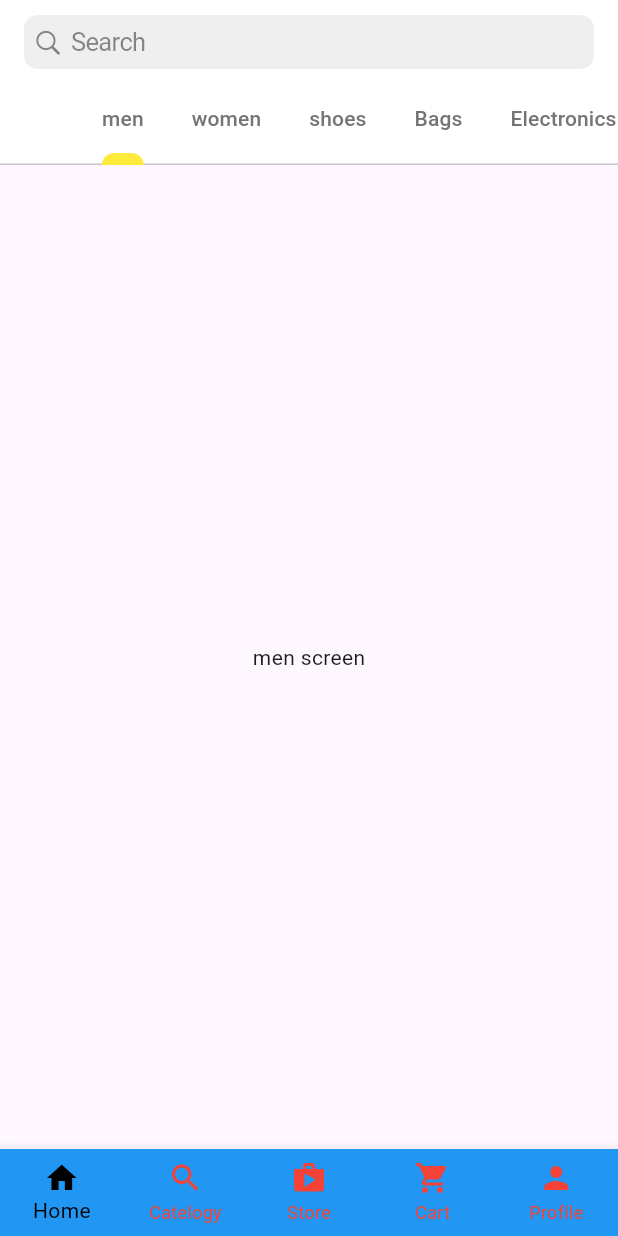
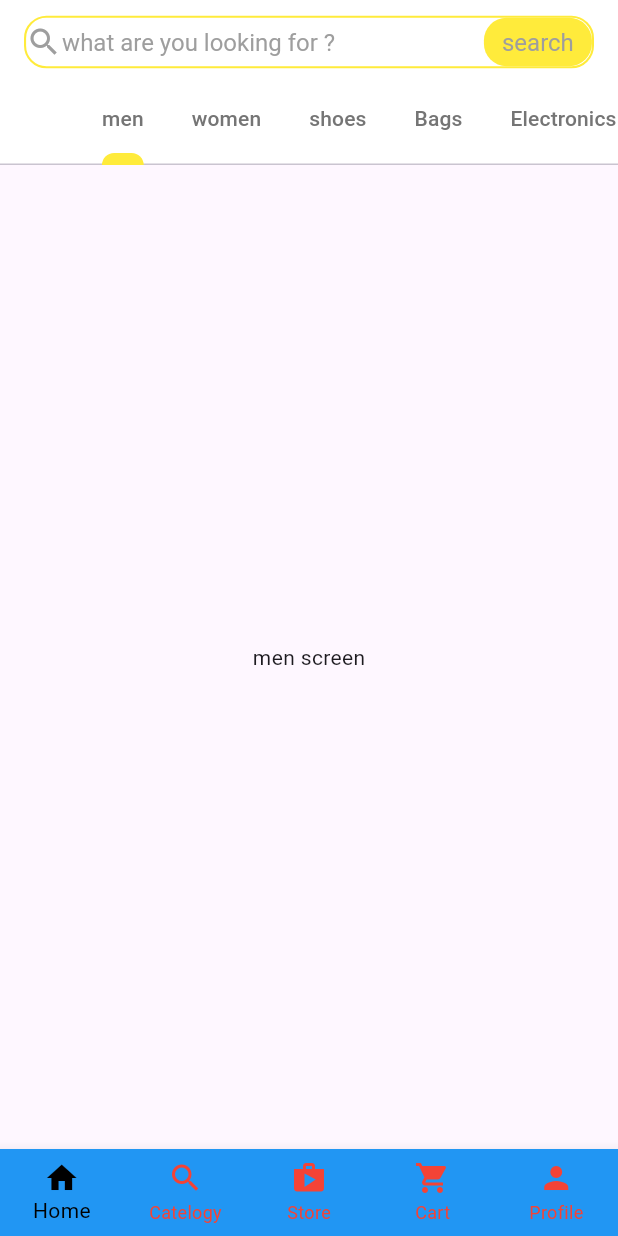
Before and after one commit to ANH2018/Bottom-Navigation-Bar, a Flutter app: the screen it shows after launch, on a phone screen of 412 x 824 dp. Run offline on Flutter 3.47's test engine with Material 3 defaults, Android fonts, the phone set to English and light mode, and no system bars.

Commit message:
Thay doi thanh search cupertinno...

```diff
--- a/lib/home.dart
+++ b/lib/home.dart
@@ -1,6 +1,8 @@
 
 import 'package:flutter/cupertino.dart';
 import 'package:flutter/material.dart';
+import 'package:flutter/rendering.dart';
+import 'package:flutter/widgets.dart';
 class homescreen extends StatefulWidget {
   const homescreen({super.key});
 
@@ -20,7 +22,43 @@ class _homescreenState extends State<homescreen> {
                   appBar: AppBar(
                       elevation: 0,
                       backgroundColor: Colors.white,
-                      title: const CupertinoSearchTextField(),
+
+                      title: Container(
+                        height: 35,
+                        decoration: BoxDecoration(
+                          border: Border.all(color: Colors.yellow,width: 1.4),
+                          borderRadius: BorderRadius.circular(15),
+                        ),
+
+
+                        child: Row(
+                           mainAxisAlignment: MainAxisAlignment.spaceBetween,
+                          children: [
+                          Row(
+                            children: [
+                              Icon(Icons.search,color: Colors.grey,),
+                                 Text('what are you looking for ?',style: TextStyle
+                          (fontSize: 16,color: Colors.grey),),
+                            ],
+                          ),
+
+                           Container(
+                            height: 35,
+                            width: 72,
+                            decoration: BoxDecoration(
+                              color: Colors.yellow,
+                              borderRadius: BorderRadius.circular(15),
+                            ),
+                            child: Center(child: Text('search',style: TextStyle(fontSize: 16,color: Colors.grey),)),
+                           ),
+
+
+
+                        ],
+                        ),
+
+                      ),
+
                       bottom: TabBar(
                         isScrollable: true,
                         indicatorColor: Colors.yellow,
```
